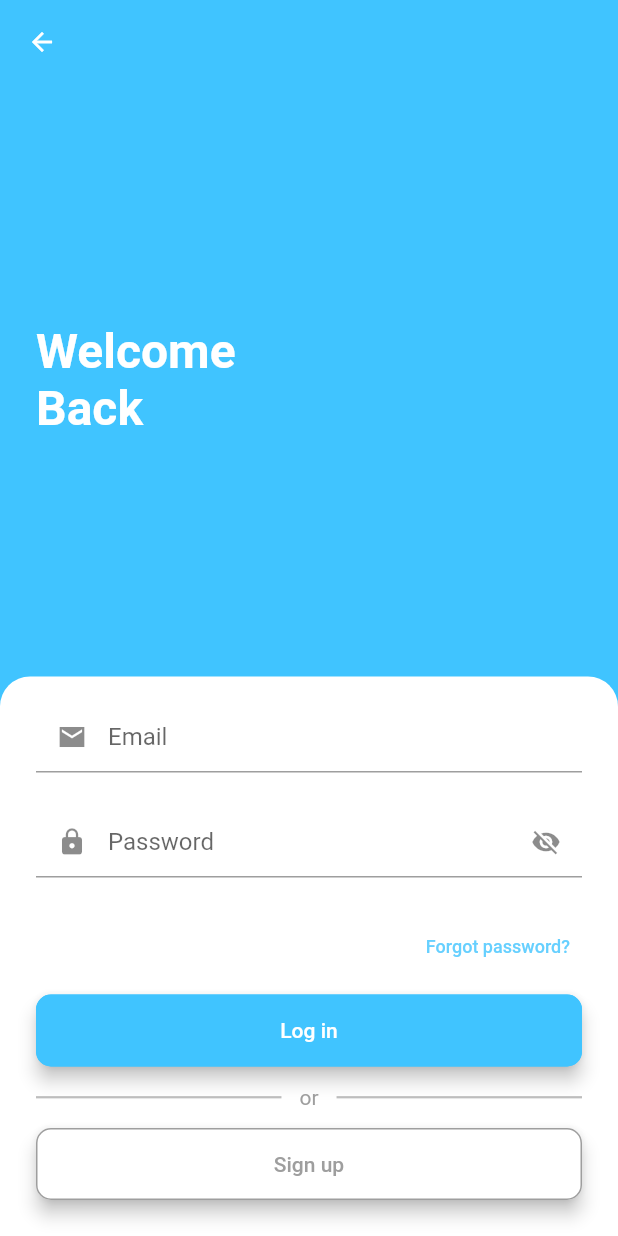
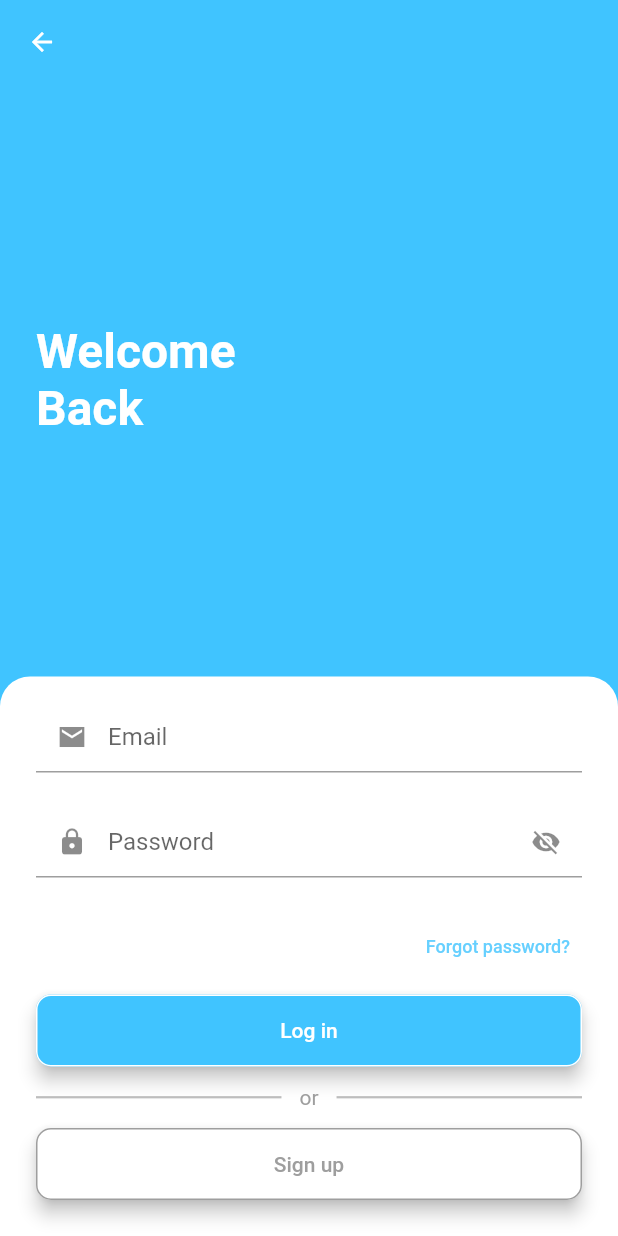
Before and after one commit to User100677/Danger_Zone_Alert_App, a Flutter app: the screen it shows after launch, after a tap on "Log in", on a phone screen of 412 x 824 dp. Run offline on Flutter 3.47's test engine with Material 2 defaults, Android fonts, the phone set to English and light mode, and no system bars; drawn by our look-alikes of modal_progress_hud_nsn; our stand-ins replace animated_text_kit, firebase_auth, firebase_core, flutter_local_notifications, flutter_rating_bar, flutter_spinkit and 3 more; accounts and stored records are empty; Roboto replaces fonts that are missing (Agne).

Commit message:
Improve modularity

```diff
--- a/lib/auth/screens/forgot_password.dart
+++ b/lib/auth/screens/forgot_password.dart
@@ -1,4 +1,5 @@
 import 'package:danger_zone_alert/auth/widgets/email_text_field.dart';
+import 'package:danger_zone_alert/constants/app_constants.dart';
 import 'package:danger_zone_alert/services/auth.dart';
 import 'package:danger_zone_alert/shared/widgets/rounded_rectangle_button.dart';
 import 'package:flutter/material.dart';
@@ -70,9 +71,7 @@ class _ForgotPasswordScreenState extends State<ForgotPasswordScreen> {
             // Reset password button
             RoundedRectangleButton(
                 buttonText: 'RESET PASSWORD',
-                buttonColor: Colors.lightBlueAccent,
-                buttonOutlineColor: Colors.lightBlueAccent,
-                pressedColor: Colors.white,
+                buttonStyle: kLightBlueButtonStyle,
                 textColor: Colors.white,
                 onPressed: () async {
                   String email = _emailController.text.trim();
--- a/lib/auth/screens/sign_in.dart
+++ b/lib/auth/screens/sign_in.dart
@@ -3,6 +3,7 @@ import 'package:danger_zone_alert/auth/screens/register.dart';
 import 'package:danger_zone_alert/auth/widgets/button_divider.dart';
 import 'package:danger_zone_alert/auth/widgets/email_text_field.dart';
 import 'package:danger_zone_alert/auth/widgets/password_text_field.dart';
+import 'package:danger_zone_alert/constants/app_constants.dart';
 import 'package:danger_zone_alert/services/auth.dart';
 import 'package:danger_zone_alert/shared/widgets/rounded_rectangle_button.dart';
 import 'package:flutter/material.dart';
@@ -147,9 +148,7 @@ class _LoginScreenState extends State<LoginScreen> {
                     // Login button
                     RoundedRectangleButton(
                       buttonText: 'Log in',
-                      buttonColor: Colors.lightBlueAccent,
-                      buttonOutlineColor: Colors.lightBlueAccent,
-                      pressedColor: Colors.white,
+                      buttonStyle: kLightBlueButtonStyle,
                       textColor: Colors.white,
                       onPressed: () async {
                         String email = _emailController.text.trim();
@@ -176,12 +175,10 @@ class _LoginScreenState extends State<LoginScreen> {
                       },
                     ),
                     const ButtonDivider(),
-                    // Signup button
+                    // Sign up button
                     RoundedRectangleButton(
                       buttonText: 'Sign up',
-                      buttonColor: Colors.white,
-                      buttonOutlineColor: Colors.grey,
-                      pressedColor: Colors.lightBlueAccent,
+                      buttonStyle: kWhiteButtonStyle,
                       textColor: Colors.grey,
                       onPressed: () =>
                           Navigator.popAndPushNamed(context, RegisterScreen.id),
--- a/lib/auth/screens/welcome.dart
+++ b/lib/auth/screens/welcome.dart
@@ -1,5 +1,6 @@
 import 'package:danger_zone_alert/auth/screens/register.dart';
 import 'package:danger_zone_alert/auth/widgets/title_text.dart';
+import 'package:danger_zone_alert/constants/app_constants.dart';
 import 'package:danger_zone_alert/shared/widgets/rounded_rectangle_button.dart';
 import 'package:flutter/material.dart';
 
@@ -38,17 +39,13 @@ class WelcomeScreen extends StatelessWidget {
               children: <Widget>[
                 RoundedRectangleButton(
                   buttonText: 'Log in',
-                  buttonColor: Colors.white,
-                  buttonOutlineColor: Colors.white,
-                  pressedColor: Colors.lightBlueAccent,
+                  buttonStyle: kWhiteButtonStyle,
                   textColor: Colors.lightBlueAccent,
                   onPressed: () => Navigator.pushNamed(context, LoginScreen.id),
                 ),
                 RoundedRectangleButton(
                   buttonText: 'Sign up',
-                  buttonColor: Colors.lightBlueAccent,
-                  buttonOutlineColor: Colors.white,
-                  pressedColor: Colors.white,
+                  buttonStyle: kLightBlueButtonStyle,
                   textColor: Colors.white,
                   onPressed: () =>
                       Navigator.pushNamed(context, RegisterScreen.id),
--- a/lib/constants/app_constants.dart
+++ b/lib/constants/app_constants.dart
@@ -1,5 +1,7 @@
+import 'package:flutter/material.dart';
 import 'package:google_maps_flutter/google_maps_flutter.dart';
 
+/* --------------- Constant Variable --------------- */
 final LatLngBounds kMalaysiaBounds = LatLngBounds(
     southwest: const LatLng(0.773131415201, 100.085756871),
     northeast: const LatLng(6.92805288332, 119.181903925));
@@ -7,4 +9,55 @@ final LatLngBounds kMalaysiaBounds = LatLngBounds(
 const CameraPosition kInitialCameraPosition = CameraPosition(
     target: LatLng(4.445446291086245, 102.04430367797612), zoom: 7);
 
-// TODO Compile the color code used
+/* --------------- Constant Widget Style --------------- */
+
+// Button style for the auth page
+ButtonStyle kWhiteButtonStyle = OutlinedButton.styleFrom(
+  primary: Colors.white,
+  backgroundColor: Colors.white,
+  elevation: 5,
+  side: const BorderSide(
+    color: Colors.grey,
+    style: BorderStyle.solid,
+    width: 1,
+  ),
+  shape: const RoundedRectangleBorder(
+    borderRadius: BorderRadius.all(
+      Radius.circular(10.0),
+    ),
+  ),
+);
+
+// Button style for the auth page
+ButtonStyle kLightBlueButtonStyle = OutlinedButton.styleFrom(
+  primary: Colors.lightBlueAccent,
+  backgroundColor: Colors.lightBlueAccent,
+  elevation: 5,
+  side: const BorderSide(
+    color: Colors.white,
+    style: BorderStyle.solid,
+    width: 1,
+  ),
+  shape: const RoundedRectangleBorder(
+    borderRadius: BorderRadius.all(
+      Radius.circular(10.0),
+    ),
+  ),
+);
+
+// Button style for the description box in Google Map
+ButtonStyle kBlueButtonStyle = OutlinedButton.styleFrom(
+  primary: Colors.blue,
+  backgroundColor: const Color(0xff367CFF),
+  elevation: 5,
+  side: const BorderSide(
+    color: Color(0xff367CFF),
+    style: BorderStyle.solid,
+    width: 1,
+  ),
+  shape: const RoundedRectangleBorder(
+    borderRadius: BorderRadius.all(
+      Radius.circular(10.0),
+    ),
+  ),
+);
--- a/lib/shared/widgets/rounded_rectangle_button.dart
+++ b/lib/shared/widgets/rounded_rectangle_button.dart
@@ -2,20 +2,16 @@ import 'package:flutter/material.dart';
 
 class RoundedRectangleButton extends StatelessWidget {
   final String buttonText;
-  final Color buttonColor;
-  final Color buttonOutlineColor;
   final Color textColor;
-  final Color pressedColor;
+  final ButtonStyle buttonStyle;
   final Function() onPressed;
 
   const RoundedRectangleButton(
       {Key? key,
-        required this.buttonText,
-        required this.buttonColor,
-        required this.buttonOutlineColor,
-        required this.pressedColor,
-        required this.textColor,
-        required this.onPressed})
+      required this.buttonText,
+      required this.textColor,
+      required this.buttonStyle,
+      required this.onPressed})
       : super(key: key);
 
   @override
@@ -28,21 +24,7 @@ class RoundedRectangleButton extends StatelessWidget {
           minWidth: 200.0,
           child: OutlinedButton(
             onPressed: onPressed,
-            style: OutlinedButton.styleFrom(
-              primary: pressedColor,
-              backgroundColor: buttonColor,
-              elevation: 5,
-              side: BorderSide(
-                color: buttonOutlineColor,
-                style: BorderStyle.solid,
-                width: 1,
-              ),
-              shape: const RoundedRectangleBorder(
-                borderRadius: BorderRadius.all(
-                  Radius.circular(10.0),
-                ),
-              ),
-            ),
+            style: buttonStyle,
             child: Text(
               buttonText,
               style: TextStyle(
```
Also changed, not shown: lib/auth/screens/register.dart (+3 -6 lines), lib/google_map/screens/google_map.dart (+3 -5 lines), lib/google_map/widgets/area_description_box.dart (+3 -9 lines), lib/google_map/widgets/area_rating_box.dart (+3 -14 lines).
